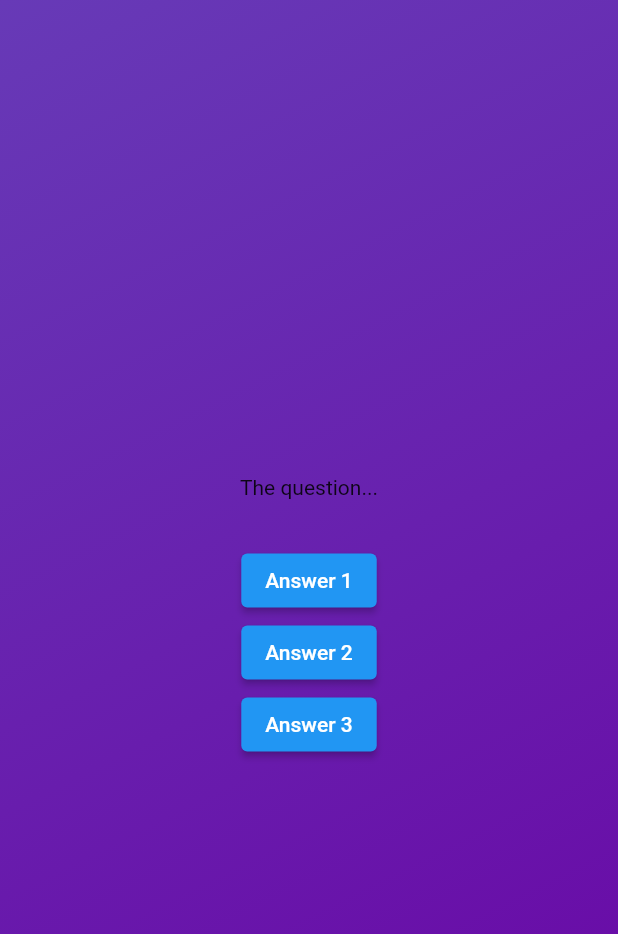
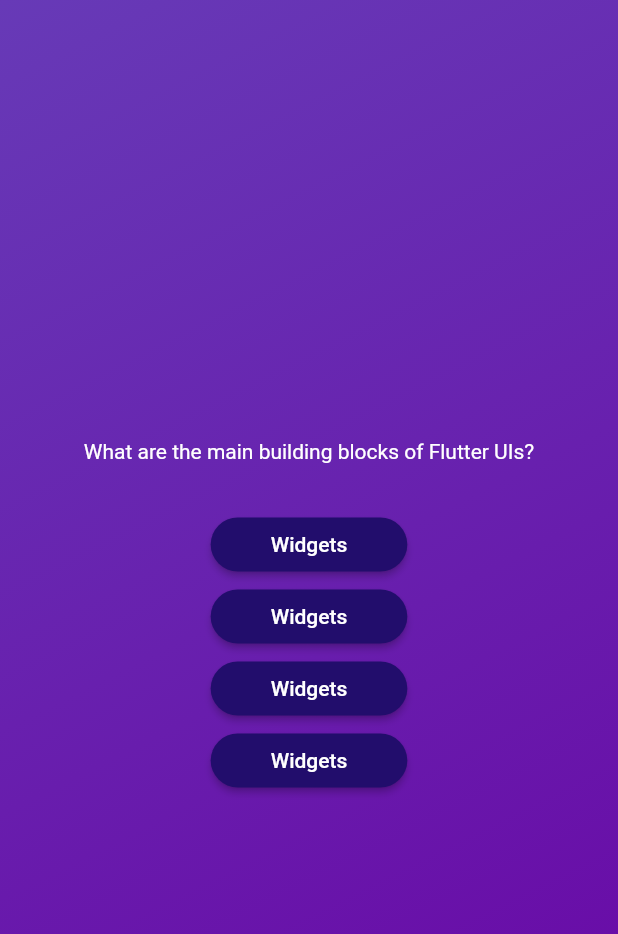
Before and after one commit to DilankaYasith/QuizApp_flutter, a Flutter app: the screen it shows after launch, after a tap on "Start Quiz", on a phone screen of 412 x 824 dp. Shown: the top 934 px of the screen. Run offline on Flutter 3.47's test engine with Material 2 defaults, Android fonts, the phone set to English and light mode, and no system bars.

Commit message:
updated questions_screen.dart

```diff
--- a/lib/questions_screen.dart
+++ b/lib/questions_screen.dart
@@ -1,3 +1,5 @@
+import 'package:adv_basics/answer_button.dart';
+import 'package:adv_basics/data/questions.dart';
 import 'package:flutter/material.dart';
 
 class QuestionScreen extends StatefulWidget {
@@ -12,16 +14,24 @@ class QuestionScreen extends StatefulWidget {
 class _QuestionScreenState extends State<QuestionScreen> {
   @override
   Widget build(context) {
+    final currentQuestion = questions[0];
+
     return SizedBox(
       width: double.infinity,
       child: Column(
         mainAxisAlignment: MainAxisAlignment.center,
         children: [
-          const Text("The question..."),
+          Text(
+            currentQuestion.text,
+            style: const TextStyle(color: Colors.white),
+          ),
           const SizedBox(height: 30),
-          ElevatedButton(onPressed: () {}, child: const Text('Answer 1')),
-          ElevatedButton(onPressed: () {}, child: const Text('Answer 2')),
-          ElevatedButton(onPressed: () {}, child: const Text('Answer 3'))
+          ...currentQuestion.answers.map((item) {
+            return AnswerButton(
+              answerText: currentQuestion.answers[0],
+              onTap: () {},
+            );
+          }),
         ],
       ),
     );
```
